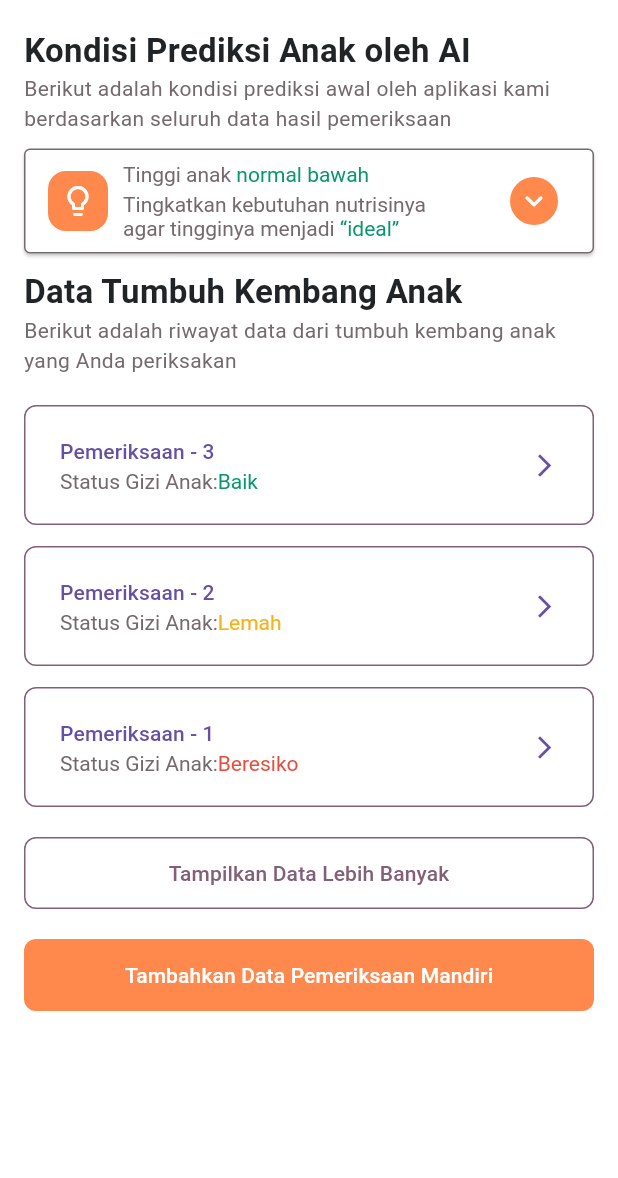
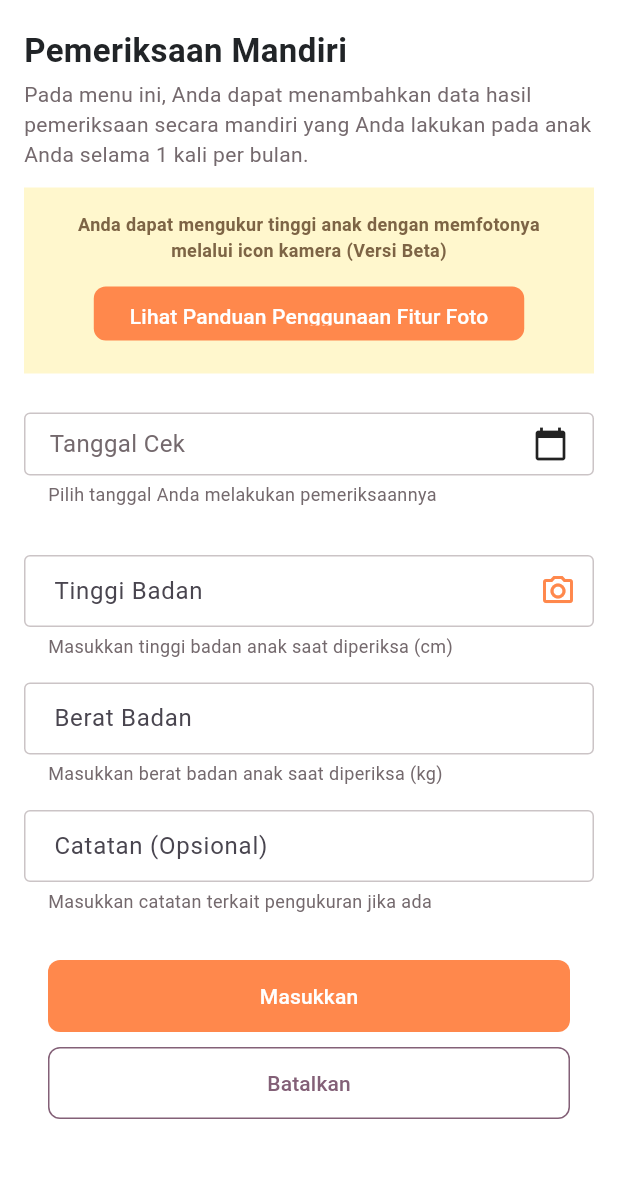
Before and after one commit to Hackfest-BCC-KICK-IT/Stuntle-FE-Flutter, a Flutter app: the DetailDataAnak screen opened by its route, after a tap on "Tambahkan Data Pemeriksaan Mandiri", on a phone screen of 412 x 824 dp, the part 57-1235 px from its top. Run offline on Flutter 3.47's test engine with Material 3 defaults, Android fonts, the phone set to English and light mode, and no system bars; our stand-ins replace bloc, camera, chat_bubbles, dio, equatable, flutter_bloc and 4 more; accounts and stored records are empty; network calls fail; project files that could hold a hidden picture were left out.

Commit message:
feat: self medical check up slicing done

```diff
--- a/lib/config/color_theme.dart
+++ b/lib/config/color_theme.dart
@@ -29,3 +29,5 @@ const yellowColor = Color(0xffF8B11C);
 const lightGreenColor = Color(0xffE0FFE4);
 
 const lightYellowColor = Color(0xffFFF7CD);
+
+const brownColor = Color(0xff7D6445);
--- a/lib/config/route_name.dart
+++ b/lib/config/route_name.dart
@@ -32,3 +32,5 @@ const String addDataChild = "/addDataAnak";
 const String detailBantuan = "/detailBantuan";
 const String detailDataKehamilan = "/detaildatakehamilan";
 const String detailDataAnak = "/detailDataAnak";
+const String addDataMandiri = "/detailDataMandiri";
+const String panduanAiCamera = "/panduanAiCamera";
--- a/lib/config/routes.dart
+++ b/lib/config/routes.dart
@@ -25,6 +25,8 @@ import 'package:stuntle/pages/homepage/home_page.dart';
 import 'package:stuntle/pages/homepage/medical_facility/medical_facility_connect.dart';
 import 'package:stuntle/pages/homepage/pantau/baby/pantau_bayi_page.dart';
 import 'package:stuntle/pages/homepage/pantau/child/detail_data_anak.dart';
+import 'package:stuntle/pages/homepage/pantau/child/pemeriksaan_mandiri/add_data_mandiri.dart';
+import 'package:stuntle/pages/homepage/pantau/child/pemeriksaan_mandiri/panduan_ai_camera.dart';
 import 'package:stuntle/pages/homepage/pantau/child/periksa_anak_page.dart';
 import 'package:stuntle/pages/homepage/pantau/baby/periksa_hamil_page.dart';
 import 'package:stuntle/pages/onboarding/onboarding_page.dart';
@@ -127,6 +129,10 @@ class RouteGenerator {
         return MaterialPageRoute(builder: (_) => const DetailDataKehamilan());
       case detailDataAnak:
         return MaterialPageRoute(builder: (_) => const DetailDataAnak());
+      case addDataMandiri:
+        return MaterialPageRoute(builder: (_) => const AddDataMandiri());
+      case panduanAiCamera:
+        return MaterialPageRoute(builder: (_) => const PanduanAiCamera());
 
       default:
         return MaterialPageRoute(
--- a/lib/main.dart
+++ b/lib/main.dart
@@ -1,3 +1,4 @@
+import 'package:camera/camera.dart';
 import 'package:flutter/material.dart';
 import 'package:flutter_bloc/flutter_bloc.dart';
 import 'package:get_storage/get_storage.dart';
@@ -17,10 +18,12 @@ import 'package:stuntle/pages/app_page.dart';
 import 'package:stuntle/pages/onboarding/onboarding_page.dart';
 import "package:flutter_dotenv/flutter_dotenv.dart";
 
+List<CameraDescription> cameras = [];
 Future<void> main() async {
+  WidgetsFlutterBinding.ensureInitialized();
   await GetStorage.init();
   await dotenv.load(fileName: ".env");
-
+  cameras = await availableCameras();
   runApp(const MainApp());
 }
 
--- a/lib/pages/homepage/pantau/child/detail_data_anak.dart
+++ b/lib/pages/homepage/pantau/child/detail_data_anak.dart
@@ -1,6 +1,7 @@
 import 'package:flutter/material.dart';
 import 'package:stuntle/config/color_theme.dart';
 import 'package:stuntle/config/font_theme.dart';
+import 'package:stuntle/config/route_name.dart';
 import 'package:stuntle/pages/homepage/pantau/widgets/acrodion.dart';
 import 'package:stuntle/pages/homepage/pantau/widgets/pemeriksaan_button.dart';
 import 'package:stuntle/pages/widget/app_bar.dart';
@@ -89,7 +90,10 @@ class DetailDataAnak extends StatelessWidget {
             contentText: "Tambahkan Data Pemeriksaan Mandiri",
             minimumSize: const Size(348, 48),
             maximumSize: const Size(double.infinity, 48),
-            onPressedFunc: () {},
+            onPressedFunc: () => Navigator.pushNamed(
+              context,
+              addDataMandiri,
+            ),
           )
         ],
       ),
--- /dev/null
+++ b/lib/pages/homepage/pantau/child/pemeriksaan_mandiri/add_data_mandiri.dart
@@ -0,0 +1,74 @@
+import 'package:flutter/material.dart';
+import 'package:stuntle/config/color_theme.dart';
+import 'package:stuntle/config/font_theme.dart';
+import 'package:stuntle/config/route_name.dart';
+import 'package:stuntle/pages/homepage/pantau/child/pemeriksaan_mandiri/widgets/form_add_data.dart';
+import 'package:stuntle/pages/widget/app_bar.dart';
+import 'package:stuntle/pages/widget/orange_button.dart';
+
+class AddDataMandiri extends StatelessWidget {
+  const AddDataMandiri({super.key});
+
+  @override
+  Widget build(BuildContext context) {
+    return Scaffold(
+      appBar: customAppBar(context, "Pantau"),
+      body: ListView(
+        padding: const EdgeInsets.symmetric(horizontal: 16),
+        children: [
+          Text(
+            "Pemeriksaan Mandiri",
+            style: heading1(),
+          ),
+          Padding(
+            padding: const EdgeInsets.only(
+              top: 4,
+              bottom: 12,
+            ),
+            child: Text(
+              "Pada menu ini, Anda dapat menambahkan data hasil pemeriksaan secara mandiri yang Anda lakukan pada anak Anda selama 1 kali per bulan.",
+              style: bodyMedium(
+                sizeFont: 14,
+                colorFont: greyColor,
+              ),
+            ),
+          ),
+          Material(
+            color: lightYellowColor,
+            child: Padding(
+              padding: const EdgeInsets.all(16),
+              child: Column(
+                children: [
+                  Text(
+                    "Anda dapat mengukur tinggi anak dengan memfotonya melalui icon kamera (Versi Beta)",
+                    style: heading1(
+                      sizeFont: 12,
+                      colorFont: brownColor,
+                    ),
+                    textAlign: TextAlign.center,
+                  ),
+                  const SizedBox(
+                    height: 10,
+                  ),
+                  OrangeButton(
+                    contentText: "Lihat Panduan Penggunaan Fitur Foto",
+                    minimumSize: const Size(280, 36),
+                    maximumSize: const Size(double.infinity, 36),
+                    onPressedFunc: () => Navigator.pushNamed(
+                      context,
+                      panduanAiCamera,
+                    ),
+                  )
+                ],
+              ),
+            ),
+          ),
+          const Padding(
+            padding: EdgeInsets.symmetric(vertical: 10),
+            child: FormAddDataMandiri(),
+          )
+        ],
+      ),
+    );
+  }
+}
--- /dev/null
+++ b/lib/pages/homepage/pantau/child/pemeriksaan_mandiri/widgets/camera_flied.dart
@@ -0,0 +1,88 @@
+import 'package:flutter/material.dart';
+
+import 'package:stuntle/config/color_theme.dart';
+import 'package:stuntle/config/font_theme.dart';
+import 'package:stuntle/pages/homepage/pantau/child/pemeriksaan_mandiri/camera_page.dart';
+import 'package:stuntle/pages/widget/another_popup.dart';
+import 'package:stuntle/pages/widget/orange_button.dart';
+
+class CameraFliedWidget extends StatelessWidget {
+  final TextEditingController textEditingController;
+  final String hintText;
+  final String subText;
+  const CameraFliedWidget({
+    Key? key,
+    required this.textEditingController,
+    required this.hintText,
+    required this.subText,
+  }) : super(key: key);
+
+  @override
+  Widget build(BuildContext context) {
+    return Column(
+      crossAxisAlignment: CrossAxisAlignment.start,
+      children: [
+        TextFormField(
+          controller: textEditingController,
+          validator: (value) {
+            if (value == null || value.isEmpty) {
+              return 'Isi Form Dengan Benar';
+            }
+            return null;
+          },
+          decoration: InputDecoration(
+            hintText: hintText,
+            contentPadding: const EdgeInsets.only(left: 16, top: 8, bottom: 8),
+            suffixIcon: IconButton(
+                onPressed: () async {
+                  await anotherPopUP(context, "Perhatikan",
+                      "Fitur masih proses pengembangan Beta", [
+                    OrangeButton(
+                      contentText: "Okey",
+                      minimumSize: const Size(240, 35),
+                      maximumSize: const Size(double.infinity, 35),
+                      onPressedFunc: () => Navigator.push(
+                          context,
+                          MaterialPageRoute(
+                              builder: (_) => const CameraPage())),
+                    )
+                  ]);
+                },
+                icon: const Icon(
+                  Icons.camera_alt_outlined,
+                  color: orangeColor,
+                )),
+            enabledBorder: OutlineInputBorder(
+              borderRadius: BorderRadius.circular(4),
+              borderSide: const BorderSide(
+                width: 1,
+                color: borderGreyColor,
+              ),
+            ),
+            focusedBorder: OutlineInputBorder(
+              borderRadius: BorderRadius.circular(10),
+              borderSide: const BorderSide(
+                width: 1,
+                color: borderGreyColor,
+              ),
+            ),
+          ),
+        ),
+        Padding(
+          padding: const EdgeInsets.only(
+            top: 4,
+            left: 16,
+            bottom: 16,
+          ),
+          child: Text(
+            subText,
+            style: bodyMedium(
+              colorFont: greyColor,
+              sizeFont: 12,
+            ),
+          ),
+        ),
+      ],
+    );
+  }
+}
--- /dev/null
+++ b/lib/pages/homepage/pantau/child/pemeriksaan_mandiri/widgets/form_add_data.dart
@@ -0,0 +1,77 @@
+import 'package:flutter/material.dart';
+import 'package:stuntle/pages/auth/widget/text_form.dart';
+import 'package:stuntle/pages/homepage/pantau/child/pemeriksaan_mandiri/widgets/camera_flied.dart';
+import 'package:stuntle/pages/widget/custom_date_picker.dart';
+import 'package:stuntle/pages/widget/orange_button.dart';
+import 'package:stuntle/pages/widget/outline_custom_button.dart';
+
+class FormAddDataMandiri extends StatefulWidget {
+  const FormAddDataMandiri({super.key});
+
+  @override
+  State<FormAddDataMandiri> createState() => _FormAddDataMandiriState();
+}
+
+class _FormAddDataMandiriState extends State<FormAddDataMandiri> {
+  final tinggiController = TextEditingController();
+  final beratController = TextEditingController();
+  final catatanController = TextEditingController();
+
+  @override
+  void dispose() {
+    tinggiController.dispose();
+    beratController.dispose();
+    catatanController.dispose();
+    super.dispose();
+  }
+
+  @override
+  Widget build(BuildContext context) {
+    return Form(
+      child: Column(
+        children: [
+          CustomDatePicker(
+            title: 'Tanggal Cek',
+            subTitlel: 'Pilih tanggal Anda melakukan pemeriksaannya',
+            onDateSelected: (_) {},
+          ),
+          CameraFliedWidget(
+            textEditingController: tinggiController,
+            hintText: "Tinggi Badan",
+            subText: "Masukkan tinggi badan anak saat diperiksa (cm)",
+          ),
+          TextForm(
+            textEditingController: beratController,
+            hintText: "Berat Badan",
+            subText: "Masukkan berat badan anak saat diperiksa (kg)",
+          ),
+          TextForm(
+            textEditingController: catatanController,
+            hintText: "Catatan (Opsional)",
+            subText: "Masukkan catatan terkait pengukuran jika ada",
+          ),
+          Padding(
+            padding: const EdgeInsets.only(top: 15, bottom: 10),
+            child: OrangeButton(
+              contentText: "Masukkan",
+              minimumSize: const Size(348, 48),
+              maximumSize: const Size(double.infinity, 48),
+              onPressedFunc: () {},
+            ),
+          ),
+          CustomOutlineButton(
+            minimumSize: const Size(348, 48),
+            maximumSize: const Size(double.infinity, 48),
+            contentText: "Batalkan",
+            shape:
+                RoundedRectangleBorder(borderRadius: BorderRadius.circular(8)),
+            onTapFunc: () => Navigator.pop(context),
+          ),
+          const SizedBox(
+            height: 20,
+          ),
+        ],
+      ),
+    );
+  }
+}
--- a/lib/pages/homepage/pantau/child/periksa_anak_page.dart
+++ b/lib/pages/homepage/pantau/child/periksa_anak_page.dart
@@ -69,7 +69,7 @@ class PeriksaAnakPage extends StatelessWidget {
               //   style: bodyMedium(sizeFont: 14, colorFont: greyColor),
               // ),
               OrangeButton(
-                contentText: "Lihat Data Kehamilan",
+                contentText: "Lihat Data Tumbuh Kembang Anak",
                 maximumSize: const Size(double.infinity, 48),
                 minimumSize: const Size(348, 48),
                 onPressedFunc: () => Navigator.pushNamed(
--- a/pubspec.yaml
+++ b/pubspec.yaml
@@ -8,6 +8,7 @@ environment:
 
 dependencies:
   bloc: ^8.1.2
+  camera: ^0.10.5+9
   chat_bubbles: ^1.4.1
   dio: ^5.3.2
   equatable: ^2.0.5
@@ -17,7 +18,9 @@ dependencies:
   flutter_dotenv: ^5.1.0
   get_storage: ^2.1.1
   grouped_list: ^5.1.2
+  image_picker: ^1.0.7
   intl: ^0.18.1
+  path_provider: ^2.1.2
   url_launcher: ^6.1.14
 
 dev_dependencies:
```
Also changed, not shown: lib/pages/homepage/pantau/child/pemeriksaan_mandiri/camera_page.dart (added, +301 -0 lines), lib/pages/homepage/pantau/child/pemeriksaan_mandiri/panduan_ai_camera.dart (added, +135 -0 lines), assets/images/baby_ai.jpg (added), assets/images/jarak.jpg (added), assets/images/scan.jpg (added), pubspec.lock, 6 other files.
